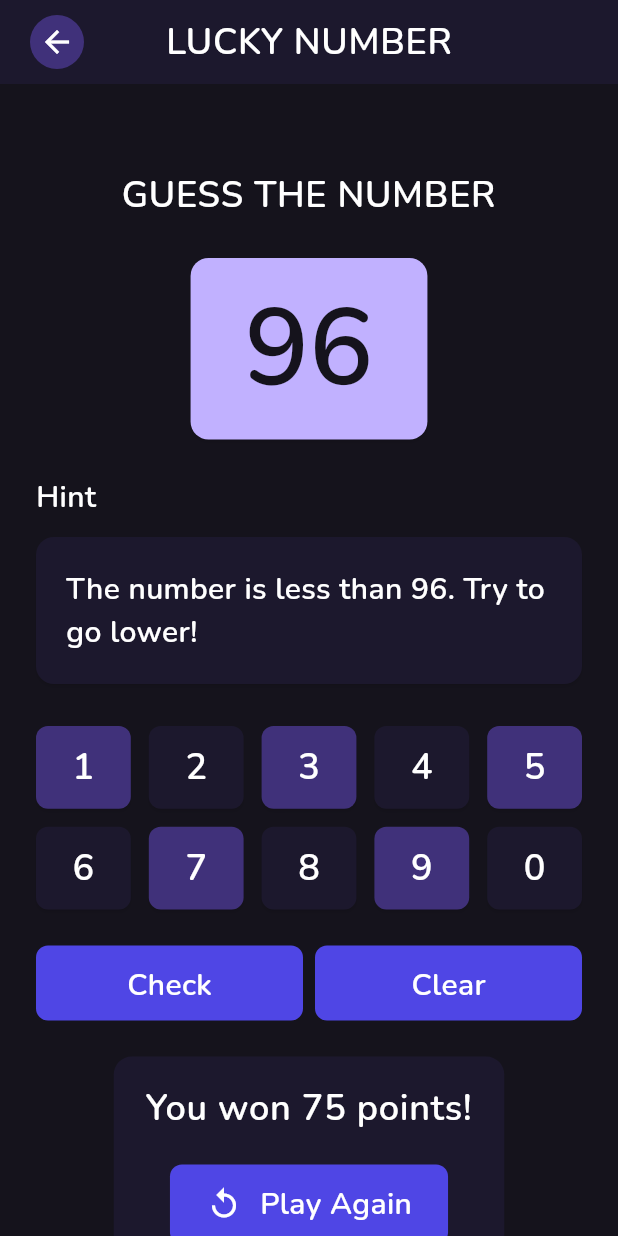
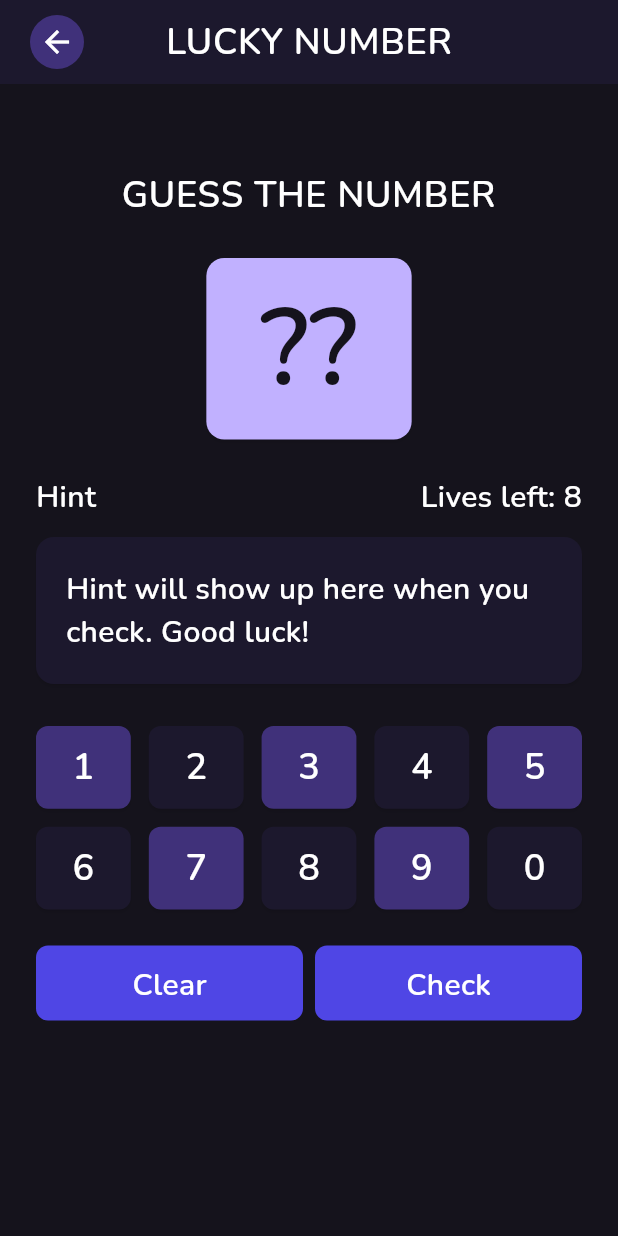
Before and after one commit to jimvdz/fortuneblitz, a Flutter app: the LuckyNumber screen opened directly, after a tap on "Check", on a phone screen of 412 x 824 dp. Run offline on Flutter 3.47's test engine with Material 3 defaults, Android fonts, the phone set to English and light mode, and no system bars; our stand-ins replace flutter_svg, get.

Commit message:
Integrate home and lucky number score

```diff
--- a/lib/screens/luckynumber/luckynumber.dart
+++ b/lib/screens/luckynumber/luckynumber.dart
@@ -1,7 +1,9 @@
 // Lucky Number game made with <3 by Jimwel L. Valdez. Copyright (c) 2025. All rights reserved.
 
+import 'dart:math';
 import 'package:flutter/material.dart';
 import 'package:get/get.dart';
+import 'package:fortuneblitz/controller.dart';
 
 class LuckyNumber extends StatefulWidget {
   const LuckyNumber({super.key});
@@ -11,6 +13,213 @@ class LuckyNumber extends StatefulWidget {
 }
 
 class _LuckyNumberState extends State<LuckyNumber> {
+  final GameController gameController = Get.find();
+  Random random = Random();
+
+  int targetNumber = 0;
+  int userGuess = 0;
+  int lives = 8;
+  int points = 0;
+  String hint = '';
+
+  // Holds the current input string
+  String userInput = '';
+
+  bool gameOver = false;
+
+  // Initialize the game
+  @override
+  void initState() {
+    super.initState();
+    startGame();
+  }
+
+  void startGame() {
+    targetNumber = random.nextInt(100);
+    userInput = '??';
+    lives = 8;
+    points = 120;
+    hint = 'Hint will show up here when you check. Good luck!';
+  }
+
+  bool isValidInput(String input) {
+    return input != '??' && int.tryParse(input) != null;
+  }
+
+  void compareGuess() {
+    if (userInput == '??' || !isValidInput(userInput)) {
+      // Don't proceed if input is not valid
+      return;
+    }
+
+    String comparison = "";
+    String lowhigh = "";
+    int difference = (targetNumber - userGuess).abs();
+
+    if (targetNumber > userGuess) {
+      lowhigh = "higher";
+
+      if (difference >= 40) {
+        comparison = "significantly greater";
+        hint = "The number is $comparison than $userGuess. Try to go $lowhigh!";
+      } else if (difference <= 5) {
+        comparison = "slightly greater";
+        hint = "The number is $comparison than $userGuess. Try to go $lowhigh!";
+      } else {
+        comparison = "greater";
+        hint = "The number is $comparison than $userGuess. Try to go $lowhigh!";
+      }
+    } else if (targetNumber < userGuess) {
+      lowhigh = "lower";
+
+      if (difference >= 40) {
+        comparison = "significantly less";
+        hint = "The number is $comparison than $userGuess. Try to go $lowhigh!";
+      } else if (difference <= 5) {
+        comparison = "slightly less";
+        hint = "The number is $comparison than $userGuess. Try to go $lowhigh!";
+      } else {
+        comparison = "less";
+        hint = "The number is $comparison than $userGuess. Try to go $lowhigh!";
+      }
+    } else {
+      hint = "You guessed it! $targetNumber is correct!";
+      points += 20;
+      showGameOverDialog();
+      return;
+    }
+
+    // Deduct lives and points if wrong guess
+    if (targetNumber != userGuess) {
+      lives--;
+      points -= 15;
+    }
+
+    // Check if game over
+    if (lives == 0 || points <= 0) {
+      hint = "Game Over! The correct number was $targetNumber.";
+      showGameOverDialog();  // Show dialog when game ends (0 lives or 0 points)
+    }
+  }
+
+  // Update user input when a number is clicked
+  void onNumberClicked(int number) {
+    if (userInput.length < 2) {
+      setState(() {
+        userInput += number.toString();
+      });
+      debugPrint('$number tapped');
+    } else {
+      setState(() {
+        userInput = number.toString();
+      });
+      debugPrint('$number tapped, input reset to $userInput');
+    }
+
+    // Check if points have reached 0 and stop the game if so
+    if (points <= 0) {
+      hint = "Game Over! The correct number was $targetNumber.";
+      setState(() {});
+      showGameOverDialog();
+    }
+  }
+
+  void showGameOverDialog() {
+    showDialog(
+      context: context,
+      barrierDismissible: false,
+      builder: (BuildContext context) {
+        return AlertDialog(
+          contentPadding: EdgeInsets.all(16),
+          content: Column(
+            mainAxisSize: MainAxisSize.min,
+            children: [
+              Center(
+                child: Text(
+                  points > 0
+                      ? 'You won $points points!'
+                      : 'Game Over! The correct number was $targetNumber.',
+                  style: Theme.of(context).textTheme.bodyLarge,
+                  textAlign: TextAlign.center,
+                ),
+              ),
+              SizedBox(height: 20),
+              FilledButton(
+                onPressed: () {
+                  gameController.addPoints(points);
+                  resetGame();
+                  print(gameController.totalPoints.value);
+                  Get.back();
+                  Get.back();
+                  print("Home button clicked");
+                },
+                style: ButtonStyle(
+                  shape: WidgetStateProperty.all(
+                    RoundedRectangleBorder(
+                      borderRadius: BorderRadius.circular(8.0),
+                    ),
+                  ),
+                  padding: WidgetStateProperty.all(
+                    const EdgeInsets.symmetric(vertical: 12.0, horizontal: 24.0),
+                  ),
+                ),
+                child: Row(
+                  mainAxisSize: MainAxisSize.min,
+                  children: [
+                    Icon(Icons.home, size: 24),
+                    SizedBox(width: 12),
+                    Text(
+                      "Home",
+                      style: Theme.of(context).textTheme.bodyMedium,
+                    ),
+                  ],
+                ),
+              ),
+              SizedBox(height: 20),
+              FilledButton(
+                onPressed: () {
+                  gameController.addPoints(points);
+                  resetGame();
+                  Navigator.of(context).pop();
+                },
+                style: ButtonStyle(
+                  shape: WidgetStateProperty.all(
+                    RoundedRectangleBorder(
+                      borderRadius: BorderRadius.circular(8.0),
+                    ),
+                  ),
+                  padding: WidgetStateProperty.all(
+                    const EdgeInsets.symmetric(vertical: 12.0, horizontal: 24.0),
+                  ),
+                ),
+                child: Row(
+                  mainAxisSize: MainAxisSize.min,
+                  children: [
+                    Icon(Icons.replay, size: 24),
+                    SizedBox(width: 12),
+                    Text(
+                      "Play Again",
+                      style: Theme.of(context).textTheme.bodyMedium,
+                    ),
+                  ],
+                ),
+              ),
+              SizedBox(height: 20),
+            ],
+          ),
+        );
+      },
+    );
+  }
+
+  // Reset the game state
+  void resetGame() {
+    setState(() {
+      startGame();
+    });
+  }
+
+
   @override
   Widget build(BuildContext context) {
     final theme = Theme.of(context);
@@ -60,7 +269,7 @@ class _LuckyNumberState extends State<LuckyNumber> {
                     child: Container(
                       padding: EdgeInsets.symmetric(vertical: 20, horizontal: 36),
                       child: Text(
-                        '96',
+                        userInput,
                         style: theme.textTheme.displayLarge?.copyWith(
                           color: theme.colorScheme.onTertiary
                         ),
@@ -78,10 +287,19 @@ class _LuckyNumberState extends State<LuckyNumber> {
                 crossAxisAlignment: CrossAxisAlignment.start,
                 children: [
                   Padding(
-                    padding: EdgeInsets.only(left: 4),
-                    child: Text(
-                      'Hint',
-                      style: theme.textTheme.bodyMedium,
+                    padding: EdgeInsets.only(left: 4, right: 4),
+                    child: Row(
+                      mainAxisAlignment: MainAxisAlignment.spaceBetween,  // Distribute space between the elements
+                      children: [
+                        Text(
+                          'Hint',
+                          style: theme.textTheme.bodyMedium,
+                        ),
+                        Text(
+                          'Lives left: $lives',
+                          style: theme.textTheme.bodyMedium?.copyWith(fontWeight: FontWeight.bold),
+                        ),
+                      ],
                     ),
                   ),
                   SizedBox(height: 8),
@@ -89,7 +307,7 @@ class _LuckyNumberState extends State<LuckyNumber> {
                     child: Container(
                       padding: EdgeInsets.symmetric(vertical: 20, horizontal: 20),
                       child: Text(
-                        'The number is less than 96. Try to go lower!',
+                        hint,
                         style: theme.textTheme.bodyMedium
                         ),
                       )
@@ -130,6 +348,7 @@ class _LuckyNumberState extends State<LuckyNumber> {
                             child: InkWell(
                               splashColor: theme.colorScheme.tertiary.withAlpha(30),
                               onTap: () {
+                                onNumberClicked(number);
                                 debugPrint('$number tapped');
                               },
                               child: Container(
@@ -153,7 +372,7 @@ class _LuckyNumberState extends State<LuckyNumber> {
                     mainAxisAlignment: MainAxisAlignment.center,
                     children: [
 
-                      // Check Button
+                      // Clear Button
                       Expanded(
                         child: Container(
                           margin: EdgeInsets.only(left: 4),
@@ -161,6 +380,45 @@ class _LuckyNumberState extends State<LuckyNumber> {
                             height: 50,
                             child: FilledButton(
                               onPressed: () {
+                                setState(() {
+                                  userInput = '??';  // Clear the input
+                                });
+                                print("Clear button clicked");
+                              },
+                              style: ButtonStyle(
+                                shape: WidgetStateProperty.all(
+                                  RoundedRectangleBorder(
+                                    borderRadius: BorderRadius.circular(8),
+                                  ),
+                                ),
+                                padding: WidgetStateProperty.all(
+                                  const EdgeInsets.symmetric(vertical: 12.0),
+                                ),
+                              ),
+                              child: Text(
+                                "Clear",
+                                style: theme.textTheme.bodyMedium
+                                ),
+                            ),
+                          ),
+                        )
+                      ),
+
+                      SizedBox(width: 8),
+
+                      // Check Button
+                      Expanded(
+                        child: Container(
+                          margin: EdgeInsets.only(right: 4),
+                          child: SizedBox(
+                            height: 50,
+                            child: FilledButton(
+                              onPressed: () {
+                                userGuess = int.tryParse(userInput) ?? 0;
+                                if (!(points <= 0)) {
+                                  compareGuess();
+                                }
+                                setState(() {});
                                 print("Check button clicked");
                               },
                               style: ButtonStyle(
@@ -176,37 +434,6 @@ class _LuckyNumberState extends State<LuckyNumber> {
                               child: Text(
                                 "Check",
                                 style: theme.textTheme.bodyMedium
-                                ),
-                            ),
-                          ),
-                        )
-                      ),
-
-                      SizedBox(width: 8),
-
-                      // Clear Button
-                      Expanded(
-                        child: Container(
-                          margin: EdgeInsets.only(right: 4),
-                          child: SizedBox(
-                            height: 50,
-                            child: FilledButton(
-                              onPressed: () {
-                                print("Clear button clicked");
-                              },
-                              style: ButtonStyle(
-                                shape: WidgetStateProperty.all(
-                                  RoundedRectangleBorder(
-                                    borderRadius: BorderRadius.circular(8),
-                                  ),
-                                ),
-                                padding: WidgetStateProperty.all(
-                                  const EdgeInsets.symmetric(vertical: 12.0),
-                                ),
-                              ),
-                              child: Text(
-                                "Clear",
-                                style: theme.textTheme.bodyMedium
                               ),
                             ),
                           ),
@@ -218,52 +445,6 @@ class _LuckyNumberState extends State<LuckyNumber> {
               )
             ),
 
-            Card(
-              child: Container(
-                width: (MediaQuery.of(context).size.width - 40) * 0.7,
-                padding: EdgeInsets.all(16),
-                child: Column(
-                  mainAxisAlignment: MainAxisAlignment.center,
-                  spacing: 20,
-                  children: [
-                    Center(
-                      child: Text(
-                        'You won 75 points!',
-                        style: theme.textTheme.bodyLarge,
-                        textAlign: TextAlign.center,
-                      ),
-                    ),
-                    FilledButton(
-                      onPressed: () => {print("Play again button clicked")},
-                      style: ButtonStyle(
-                        shape: WidgetStateProperty.all(
-                          RoundedRectangleBorder(
-                            borderRadius: BorderRadius.circular(8.0),
-                          ),
-                        ),
-                        padding: WidgetStateProperty.all(
-                          const EdgeInsets.symmetric(
-                            vertical: 12.0,
-                            horizontal: 24.0,
-                          ),
-                        ),
-                      ),
-                      child: Row(
-                        mainAxisSize: MainAxisSize.min,
-                        children: [
-                          Icon(Icons.replay, size: 24),
-                          SizedBox(width: 12),
-                          Text(
-                            "Play Again",
-                            style: theme.textTheme.bodyMedium
-                            ),
-                        ],
-                      ),
-                    ),
-                  ]
-                ),
-              ),
-            ),
             SizedBox(height: 48)
           ]
         )
```
Also changed, not shown: lib/screens/home/home.dart (+14 -7 lines).
